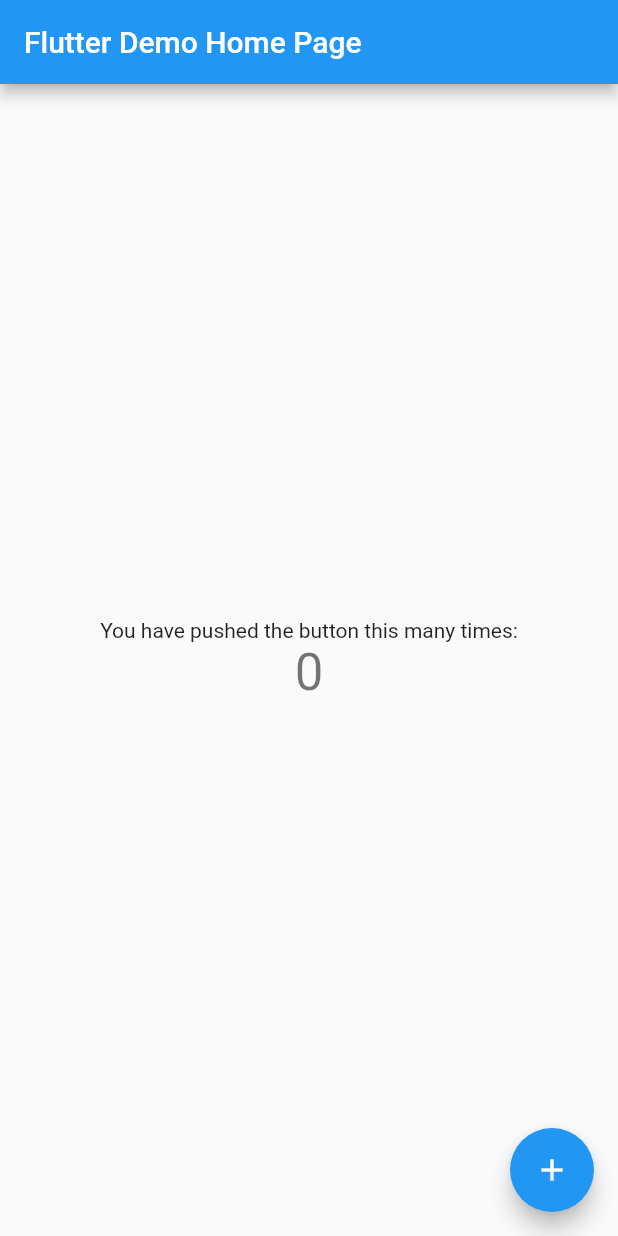
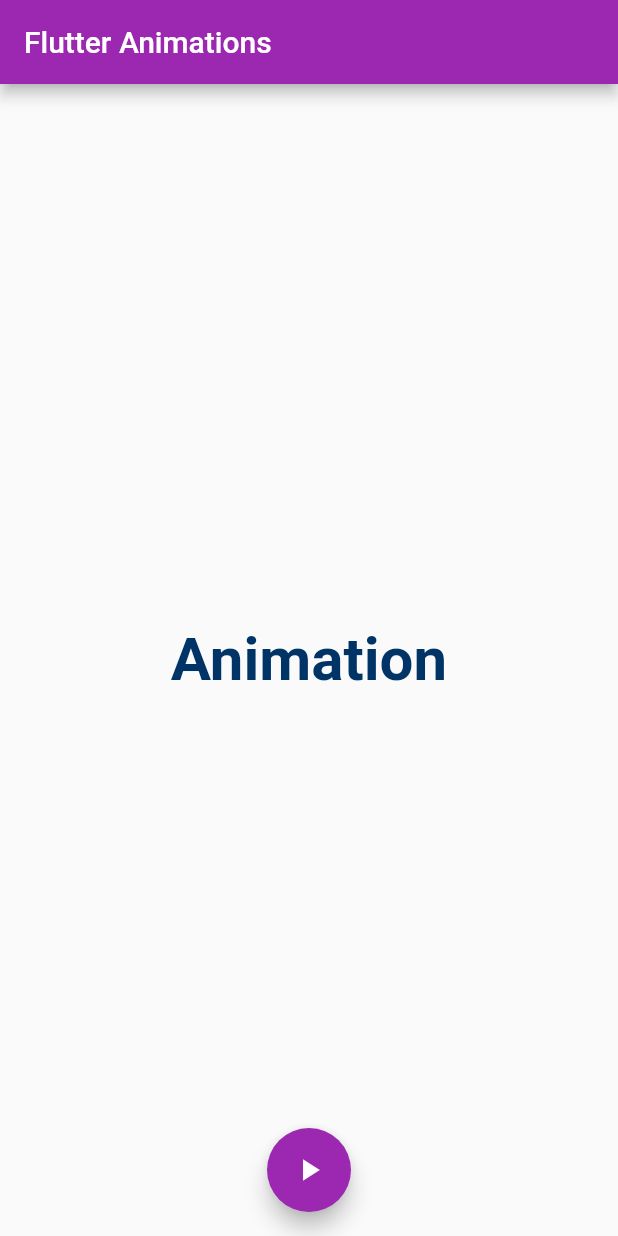
Before and after one commit to SahanAmarsha/MyFlutterAnimations, a Flutter app: the screen it shows after launch, on a phone screen of 412 x 824 dp. Run offline on Flutter 3.47's test engine with Material 2 defaults, Android fonts, the phone set to English and light mode, and no system bars.

Commit message:
Completing basic layout

```diff
--- a/lib/main.dart
+++ b/lib/main.dart
@@ -1,4 +1,5 @@
 import 'package:flutter/material.dart';
+import 'screens/homepage.dart';
 
 void main() => runApp(MyApp());
 
@@ -7,105 +8,11 @@ class MyApp extends StatelessWidget {
   @override
   Widget build(BuildContext context) {
     return MaterialApp(
-      title: 'Flutter Demo',
+      title: 'Flutter Animations',
       theme: ThemeData(
-        // This is the theme of your application.
-        //
-        // Try running your application with "flutter run". You'll see the
-        // application has a blue toolbar. Then, without quitting the app, try
-        // changing the primarySwatch below to Colors.green and then invoke
-        // "hot reload" (press "r" in the console where you ran "flutter run",
-        // or simply save your changes to "hot reload" in a Flutter IDE).
-        // Notice that the counter didn't reset back to zero; the application
-        // is not restarted.
-        primarySwatch: Colors.blue,
+        primarySwatch: Colors.purple,
       ),
-      home: MyHomePage(title: 'Flutter Demo Home Page'),
+      home: MyHomePage(),
     );
   }
 }
-
-class MyHomePage extends StatefulWidget {
-  MyHomePage({Key key, this.title}) : super(key: key);
-
-  // This widget is the home page of your application. It is stateful, meaning
-  // that it has a State object (defined below) that contains fields that affect
-  // how it looks.
-
-  // This class is the configuration for the state. It holds the values (in this
-  // case the title) provided by the parent (in this case the App widget) and
-  // used by the build method of the State. Fields in a Widget subclass are
-  // always marked "final".
-
-  final String title;
-
-  @override
-  _MyHomePageState createState() => _MyHomePageState();
-}
-
-class _MyHomePageState extends State<MyHomePage> {
-  int _counter = 0;
-
-  void _incrementCounter() {
-    setState(() {
-      // This call to setState tells the Flutter framework that something has
-      // changed in this State, which causes it to rerun the build method below
-      // so that the display can reflect the updated values. If we changed
-      // _counter without calling setState(), then the build method would not be
-      // called again, and so nothing would appear to happen.
-      _counter++;
-    });
-  }
-
-  @override
-  Widget build(BuildContext context) {
-    // This method is rerun every time setState is called, for instance as done
-    // by the _incrementCounter method above.
-    //
-    // The Flutter framework has been optimized to make rerunning build methods
-    // fast, so that you can just rebuild anything that needs updating rather
-    // than having to individually change instances of widgets.
-    return Scaffold(
-      appBar: AppBar(
-        // Here we take the value from the MyHomePage object that was created by
-        // the App.build method, and use it to set our appbar title.
-        title: Text(widget.title),
-      ),
-      body: Center(
-        // Center is a layout widget. It takes a single child and positions it
-        // in the middle of the parent.
-        child: Column(
-          // Column is also a layout widget. It takes a list of children and
-          // arranges them vertically. By default, it sizes itself to fit its
-          // children horizontally, and tries to be as tall as its parent.
-          //
-          // Invoke "debug painting" (press "p" in the console, choose the
-          // "Toggle Debug Paint" action from the Flutter Inspector in Android
-          // Studio, or the "Toggle Debug Paint" command in Visual Studio Code)
-          // to see the wireframe for each widget.
-          //
-          // Column has various properties to control how it sizes itself and
-          // how it positions its children. Here we use mainAxisAlignment to
-          // center the children vertically; the main axis here is the vertical
-          // axis because Columns are vertical (the cross axis would be
-          // horizontal).
-          mainAxisAlignment: MainAxisAlignment.center,
-          children: <Widget>[
-            Text(
-              'You have pushed the button this many times:',
-            ),
-            Text(
-              '$_counter',
-              style: Theme.of(context).textTheme.display1,
-            ),
-          ],
-        ),
-      ),
-      floatingActionButton: FloatingActionButton(
-        onPressed: _incrementCounter,
-        tooltip: 'Increment',
-        child: Icon(Icons.add),
-      ), // This trailing comma makes auto-formatting nicer for build methods.
-    );
-  }
-}
--- /dev/null
+++ b/lib/screens/homepage.dart
@@ -0,0 +1,32 @@
+import 'package:flutter/material.dart';
+
+class MyHomePage extends StatelessWidget {
+  @override
+  Widget build(BuildContext context) {
+    return Scaffold(
+      appBar: AppBar(
+        title: Text("Flutter Animations"),
+      ),
+
+      body: Center(
+        child: Text('Animation', style: TextStyle(
+            fontWeight: FontWeight.bold,
+            fontSize: 40,
+            color: Color.fromRGBO(0, 51, 102, 1.0)
+        ),
+        ),
+      ),
+
+      floatingActionButtonLocation:
+      FloatingActionButtonLocation.centerFloat,
+
+      floatingActionButton:
+      FloatingActionButton(
+        child: Icon(Icons.play_arrow),
+        onPressed: (){
+
+        },
+      ),
+    );
+  }
+}
```
